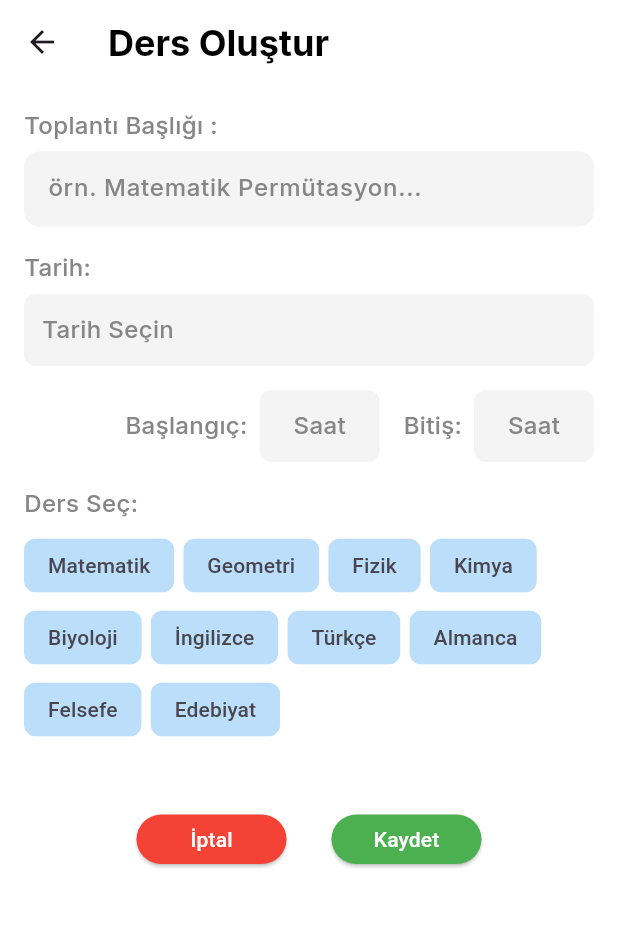
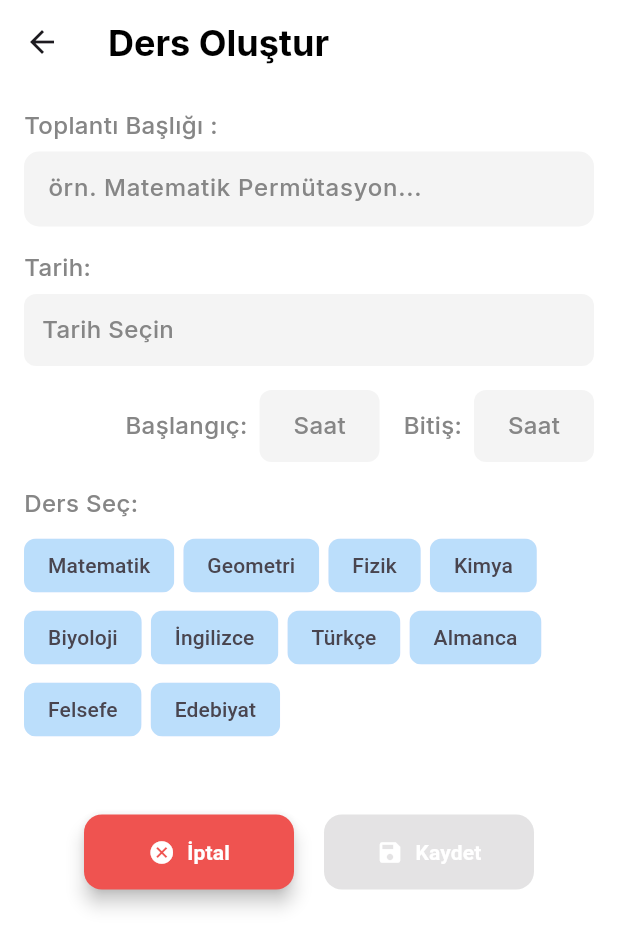
Before and after one commit to herkesicinegitim/Mobile, a Flutter app: the TeacherLessonsScreen screen opened directly with empty values, on a phone screen of 412 x 824 dp. Shown: the top 948 px of the screen. Run offline on Flutter 3.47's test engine with Material 3 defaults, Android fonts, the phone set to English and light mode, and no system bars; our stand-ins replace cloud_firestore, firebase_auth, firebase_core, firebase_storage, flutter_svg, google_fonts and 1 more; accounts and stored records are empty.

Commit message:
home and leesons screens are improved

```diff
--- a/lib/View/Screens/Core/Teacher/teacher_lessons_screen.dart
+++ b/lib/View/Screens/Core/Teacher/teacher_lessons_screen.dart
@@ -26,6 +26,7 @@ class _TeacherLessonsScreenState extends State<TeacherLessonsScreen> {
   String? selectedLessonType;
   String? userFullName;
   List? lessons;
+  int weeklyCount = 0;
 
   @override
   void initState() {
@@ -44,6 +45,7 @@ class _TeacherLessonsScreenState extends State<TeacherLessonsScreen> {
         setState(() {
           userFullName = userSnapshot['fullName'];
           lessons = userSnapshot['alınan_dersler'];
+          weeklyCount = userSnapshot['weeklyCount'] ?? 0;
         });
       } else {
         ScaffoldMessenger.of(context).showSnackBar(
@@ -146,7 +148,8 @@ class _TeacherLessonsScreenState extends State<TeacherLessonsScreen> {
   }
 
   String _generateJitsiMeetLink(String lessonId) {
-    String roomName = 'lesson_${lessonId}_${DateTime.now().millisecondsSinceEpoch}';
+    String roomName =
+        'lesson_${lessonId}_${DateTime.now().millisecondsSinceEpoch}';
     return 'https://meet.jit.si/$roomName';
   }
 
@@ -189,6 +192,24 @@ class _TeacherLessonsScreenState extends State<TeacherLessonsScreen> {
     });
 
     try {
+      DocumentSnapshot userDoc = await FirebaseFirestore.instance
+          .collection('Users')
+          .doc(widget.userId)
+          .get();
+
+      if (!userDoc.exists) {
+        throw Exception('User not found');
+      }
+
+      int currentWeeklyCount = (userDoc.data() as Map<String, dynamic>)['weeklyCount'] ?? 0;
+
+      if (currentWeeklyCount <= 0) {
+        ScaffoldMessenger.of(context).showSnackBar(
+          SnackBar(content: Text('Haftalık ders oluşturma hakkınız kalmadı')),
+        );
+        return;
+      }
+
       Timestamp startTimestamp = Timestamp.fromDate(DateTime(
           selectedDate!.year,
           selectedDate!.month,
@@ -204,26 +225,26 @@ class _TeacherLessonsScreenState extends State<TeacherLessonsScreen> {
 
       List<dynamic> dersiAlanlar = [];
 
-      String meetLink = _generateJitsiMeetLink(DateTime.now().millisecondsSinceEpoch.toString());
+      String meetLink = _generateJitsiMeetLink(
+          DateTime.now().millisecondsSinceEpoch.toString());
 
       DocumentReference newLessonRef =
           await FirebaseFirestore.instance.collection('lessons').add(
         {
           'title': titleController.text,
           'creator': userFullName,
-          'date': Timestamp.fromDate(selectedDate!),
           'startTime': startTimestamp,
           'endTime': endTimestamp,
           'lessonType': selectedLessonType,
           'dersi_alanlar': dersiAlanlar,
-          'googleMeetLink': meetLink
+          'googleMeetLink': meetLink,
+          'creatorId': widget.userId,
         },
       );
 
       Map<String, dynamic> newLesson = {
         'id': newLessonRef.id,
         'title': titleController.text,
-        'date': Timestamp.fromDate(selectedDate!),
         'startTime': startTimestamp,
         'endTime': endTimestamp,
         'lessonType': selectedLessonType,
@@ -239,6 +260,7 @@ class _TeacherLessonsScreenState extends State<TeacherLessonsScreen> {
           .doc(widget.userId)
           .update({
         'alınan_dersler': lessons,
+        'weeklyCount': currentWeeklyCount - 1,
       });
 
       ScaffoldMessenger.of(context).showSnackBar(
@@ -483,32 +505,57 @@ class _TeacherLessonsScreenState extends State<TeacherLessonsScreen> {
                         mainAxisAlignment: MainAxisAlignment.center,
                         children: [
                           SizedBox(
-                            width: 100,
-                            height: 33,
-                            child: ElevatedButton(
+                            width: 140,
+                            height: 50,
+                            child: ElevatedButton.icon(
                               onPressed: _resetForm,
                               style: ElevatedButton.styleFrom(
-                                backgroundColor: Colors.red,
+                                backgroundColor: Colors.red.shade400,
+                                shape: RoundedRectangleBorder(
+                                  borderRadius: BorderRadius.circular(12),
+                                ),
+                                padding: EdgeInsets.symmetric(
+                                    vertical: 12, horizontal: 20),
+                                elevation: 5,
                               ),
-                              child: Text(
+                              icon: Icon(
+                                Icons.cancel,
+                                color: Colors.white,
+                              ),
+                              label: Text(
                                 'İptal',
-                                style: TextStyle(color: Colors.white),
+                                style: TextStyle(
+                                  color: Colors.white,
+                                  fontWeight: FontWeight.bold,
+                                ),
                               ),
                             ),
                           ),
-                          SizedBox(width: 30),
+                          SizedBox(width: 20),
                           SizedBox(
-                            width: 100,
-                            height: 33,
-                            child: ElevatedButton(
-                              onPressed:
-                                  isLoading ? null : _saveLessonToFirebase,
+                            width: 140,
+                            height: 50,
+                            child: ElevatedButton.icon(
+                              onPressed: (isLoading || weeklyCount <= 0) ? null : _saveLessonToFirebase,
                               style: ElevatedButton.styleFrom(
-                                backgroundColor: Colors.green,
+                                backgroundColor: Colors.green.shade400,
+                                shape: RoundedRectangleBorder(
+                                  borderRadius: BorderRadius.circular(12),
+                                ),
+                                padding: EdgeInsets.symmetric(
+                                    vertical: 12, horizontal: 20),
+                                elevation: 5,
                               ),
-                              child: Text(
-                                'Kaydet',
-                                style: TextStyle(color: Colors.white),
+                              icon: Icon(
+                                Icons.save,
+                                color: Colors.white,
+                              ),
+                              label: Text(
+                                weeklyCount <= 0 ? 'Kaydet' : 'Kaydet',
+                                style: TextStyle(
+                                  color: Colors.white,
+                                  fontWeight: FontWeight.bold,
+                                ),
                               ),
                             ),
                           ),
```
Also changed, not shown: lib/View/Screens/Core/Teacher/teacher_home_screen.dart (+122 -63 lines).
